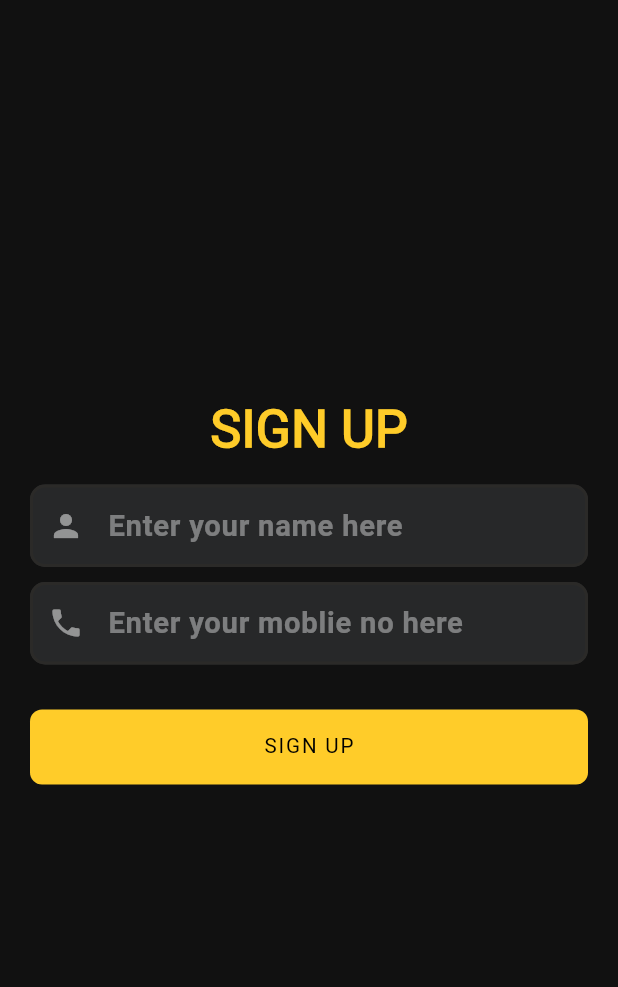
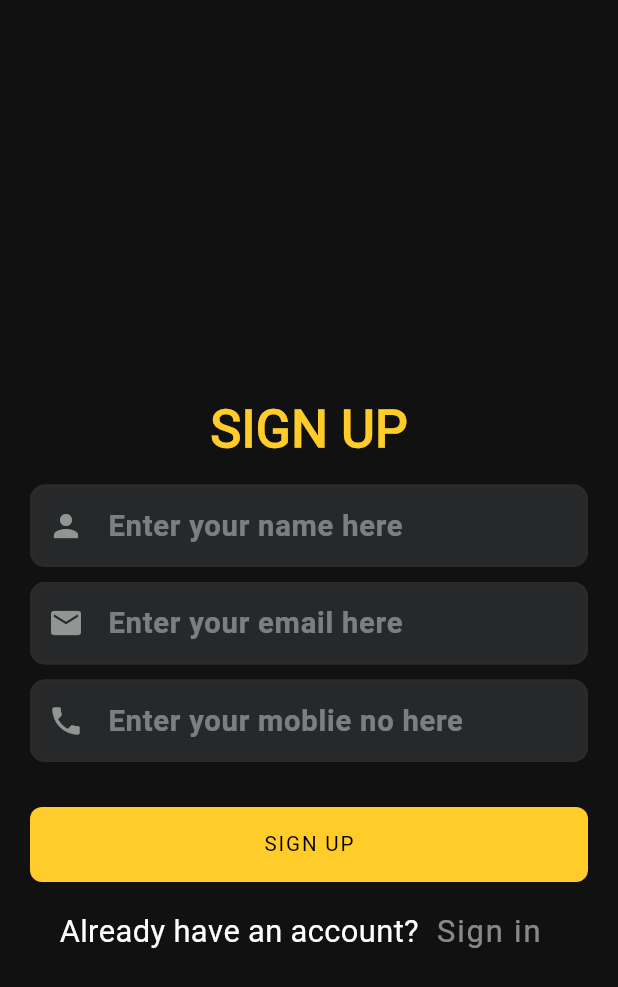
Before and after one commit to shri-rang/streamapp, a Flutter app: the SignUpScreen screen opened directly, on a phone screen of 412 x 824 dp. Shown: the top 987 px of the screen. Run offline on Flutter 3.47's test engine with Material 3 defaults, Android fonts, the phone set to English and light mode, and no system bars; our stand-ins replace animated_notch_bottom_bar, animated_splash_screen, bloc, carousel_slider, chewie, cloud_firestore and 31 more; missing offline and left inert: admob_flutter, app_review, flutter_downloader, flutter_pagewise, flutter_paypal, flutter_share and 2 more; accounts and stored records are empty; network calls fail.

Commit message:
singn up page

```diff
--- a/lib/pages/CoontinuePage.dart
+++ b/lib/pages/CoontinuePage.dart
@@ -5,7 +5,7 @@ import 'package:google_fonts/google_fonts.dart';
 import 'package:google_sign_in/google_sign_in.dart';
 import 'package:oxoo/colors.dart';
 import 'package:oxoo/screen/auth/signIn_screen.dart';
-import 'package:oxoo/screen/auth/sign_up_screen.dart';
+import 'package:oxoo/screen/auth/sign_in_screen.dart';
 import 'package:oxoo/screen/landing_screen.dart';
 import 'package:oxoo/widgets/home_screen/commonWidget.dart';
 
@@ -91,7 +91,7 @@ class _ContinuePageState extends State<ContinuePage> {
                     ),
                     GestureDetector(
                       onTap: () {
-                       // _signInWithGoogle();
+                        // _signInWithGoogle();
 
                         Navigator.of(context).push(MaterialPageRoute(
                           builder: (context) {
@@ -154,7 +154,7 @@ class _ContinuePageState extends State<ContinuePage> {
                             ),
                         TextButton(
                           onPressed: () {
-                            Navigator.pushNamed(context, SignUpScreen.route);
+                            // Navigator.pushNamed(context, SignUpScreen.route);
                             // Navigator.of(context).push(MaterialPageRoute(
                             //   builder: (context) {
                             //     return LandingScreen();
--- a/lib/screen/auth/signIn_screen.dart
+++ b/lib/screen/auth/signIn_screen.dart
@@ -11,7 +11,7 @@ import '../../bloc/auth/login_state.dart';
 import '../../constants.dart';
 import '../../models/user_model.dart';
 import '../../screen/landing_screen.dart';
-import '../../screen/auth/sign_up_screen.dart';
+import 'sign_in_screen.dart';
 import '../../service/authentication_service.dart';
 import '../../style/theme.dart';
 import '../../utils/button_widget.dart';
@@ -212,7 +212,6 @@ class _LoginPageState extends State<LoginPage>
                                 title: "LOGIN",
                                 width: double.infinity,
                                 onTap: () {
-
                                   Navigator.of(context).push(MaterialPageRoute(
                                     builder: (context) {
                                       return LandingScreen();
@@ -284,7 +283,7 @@ class _LoginPageState extends State<LoginPage>
                                 TextButton(
                                   onPressed: () {
                                     Navigator.pushNamed(
-                                        context, SignUpScreen.route);
+                                        context, SignInScreen.route);
 
                                     // Get.to(LoginInput(type: "Sign Up"));
                                   },
--- a/lib/screen/auth/sign_up_screen.dart
+++ b/lib/screen/auth/sign_up.dart
@@ -3,8 +3,10 @@ import 'package:firebase_auth/firebase_auth.dart';
 import 'package:flutter/material.dart';
 import 'package:flutter/services.dart';
 import 'package:flutter_bloc/flutter_bloc.dart';
+import 'package:get/get.dart';
 import 'package:oxoo/pages/CoontinuePage.dart';
 import 'package:flutter_screenutil/flutter_screenutil.dart';
+import 'package:oxoo/screen/auth/sign_in_screen.dart';
 import 'package:oxoo/screen/home_screen.dart';
 import 'package:pinput/pinput.dart';
 import '../../colors.dart';
@@ -36,8 +38,9 @@ class _SignUpScreenState extends State<SignUpScreen>
     with SingleTickerProviderStateMixin {
   final GlobalKey<ScaffoldState> _scaffoldKey = new GlobalKey<ScaffoldState>();
   final _signUpFormkey = GlobalKey<FormState>();
-  TextEditingController loginNameController = new TextEditingController();
-  TextEditingController loginEmailController = new TextEditingController();
+  TextEditingController loginNameController = TextEditingController();
+  TextEditingController emailController = TextEditingController();
+  TextEditingController loginEmailController = TextEditingController();
   TextEditingController loginPasswordController = new TextEditingController();
   TextEditingController otpVerifyCnt = new TextEditingController();
   late bool _isRegistered;
@@ -196,6 +199,40 @@ class _SignUpScreenState extends State<SignUpScreen>
                                             SizedBox(height: 10),
                                             EditTextUtils()
                                                 .getCustomEditTextField(
+                                                    inputFormatters: <TextInputFormatter>[
+                                                  FilteringTextInputFormatter
+                                                      .allow(
+                                                          RegExp("[0-9a-zA-Z]"))
+                                                ],
+                                                    lableText:
+                                                        "Enter your email here",
+                                                    prefixWidget: Icon(
+                                                      Icons.email,
+                                                      color: Colors.white
+                                                          .withOpacity(0.5),
+                                                    ),
+                                                    hintValue:
+                                                        AppContent.fullName,
+                                                    keyboardType:
+                                                        TextInputType.text,
+                                                    controller: emailController,
+                                                    style: isDark
+                                                        ? CustomTheme
+                                                            .authTitleGrey
+                                                        : CustomTheme.authTitle,
+                                                    // underLineInputBorderColor:
+                                                    //     isDark
+                                                    //         ? CustomTheme
+                                                    //             .grey_transparent2
+                                                    //         : CustomTheme
+                                                    //             .primaryColor,
+                                                    validator: (value) {
+                                                      return validateEmail(
+                                                          value);
+                                                    }),
+                                            SizedBox(height: 10),
+                                            EditTextUtils()
+                                                .getCustomEditTextField(
                                                     maxLength: 10,
                                                     inputFormatters: [
                                                       FilteringTextInputFormatter
@@ -225,9 +262,8 @@ class _SignUpScreenState extends State<SignUpScreen>
                                                     controller:
                                                         loginEmailController,
                                                     validator: (value) {
-                                                      // return
-                                                      // validateEmail(
-                                                      //     value);
+                                                      return validatePhone(
+                                                          value);
                                                     }),
                                             SizedBox(height: 10),
                                           ],
@@ -275,6 +311,43 @@ class _SignUpScreenState extends State<SignUpScreen>
                                       ),
                                     ),
                                     SizedBox(height: 10.0),
+                                    Row(
+                                      mainAxisAlignment:
+                                          MainAxisAlignment.center,
+                                      children: [
+                                        Text("Already have an account?",
+                                            style: TextStyle(
+                                                fontFamily: 'Sans Serif',
+                                                fontWeight: FontWeight.w500,
+                                                fontSize: 18.sp,
+                                                color: Colors.white)
+                                            // style: GoogleFonts.nunito(
+                                            //     color: Colors.grey,
+                                            //     fontSize: 18,
+                                            //     fontWeight: FontWeight.w500),
+                                            ),
+                                        TextButton(
+                                          onPressed: () {
+                                            Get.to(SignInScreen());
+
+                                            // Get.to(LoginInput(type: "Sign Up"));
+                                          },
+                                          child: Text("Sign in",
+                                              style: TextStyle(
+                                                  fontFamily: 'Sans Serif',
+                                                  fontWeight: FontWeight.w500,
+                                                  fontSize: 18.sp,
+                                                  color: Colors.white
+                                                      .withOpacity(0.5))
+                                              // style: GoogleFonts.nunito(
+                                              //     color: Colors.white,
+                                              //     decoration: TextDecoration.underline,
+                                              //     fontSize: 18,
+                                              //     fontWeight: FontWeight.w700),
+                                              ),
+                                        )
+                                      ],
+                                    ),
                                   ],
                                 ),
                               ],
@@ -356,6 +429,8 @@ class _SignUpScreenState extends State<SignUpScreen>
             .update({
           // 'userId': 'shri',
           'name': loginNameController.text,
+          'email': emailController.text,
+          'mobileNo': loginEmailController.text
         });
         Navigator.of(context).pop();
         Navigator.of(context).pushAndRemoveUntil(
--- a/lib/screen/home_screen.dart
+++ b/lib/screen/home_screen.dart
@@ -13,7 +13,7 @@ import 'package:oxoo/screen/Tabs/Buy.dart';
 import 'package:oxoo/screen/Tabs/Sell.dart';
 import 'package:oxoo/screen/auth/auth_screen.dart';
 import 'package:oxoo/screen/auth/signIn_screen.dart';
-import 'package:oxoo/screen/auth/sign_up_screen.dart';
+import 'package:oxoo/screen/auth/sign_in_screen.dart';
 import 'package:oxoo/screen/landing_screen.dart';
 import 'package:oxoo/server/repository.dart';
 import 'package:oxoo/widgets/home_screen/country_item.dart';
@@ -181,7 +181,7 @@ class _HomeScreenState extends State<HomeScreen> with TickerProviderStateMixin {
                           print("dsd ${widget.userCredential}");
                           Navigator.of(context)
                               .push(MaterialPageRoute(builder: (context) {
-                            return SignUpScreen();
+                            return SignInScreen();
                           }));
                         },
                         // screenWidth * .8,
@@ -555,7 +555,7 @@ class _HomeScreenState extends State<HomeScreen> with TickerProviderStateMixin {
                           if (_formKey.currentState!.validate()) {
                             Navigator.of(context)
                                 .push(MaterialPageRoute(builder: (context) {
-                              return SignUpScreen();
+                              return SignInScreen();
                             }));
                           }
                         } else {
```
Also changed, not shown: lib/screen/auth/sign_in_screen.dart (added, +562 -0 lines), lib/utils/route.dart (+7 -4 lines), lib/utils/validators.dart (+3 -4 lines). Lines whose indentation alone changed are shown as unchanged.
